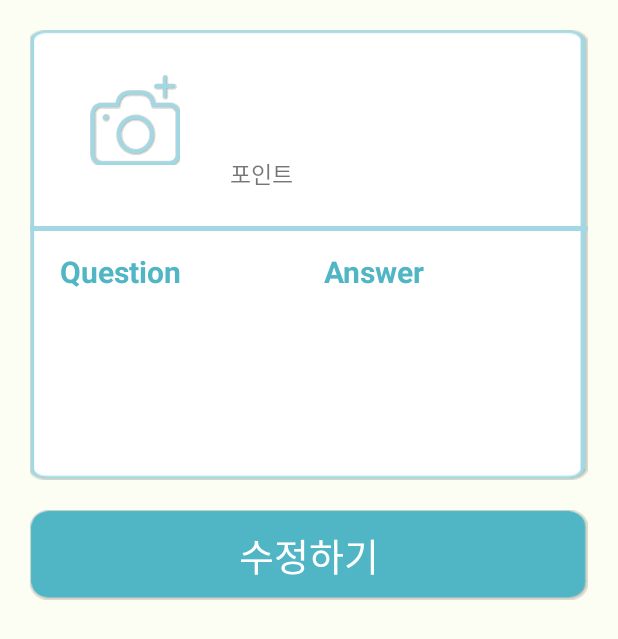
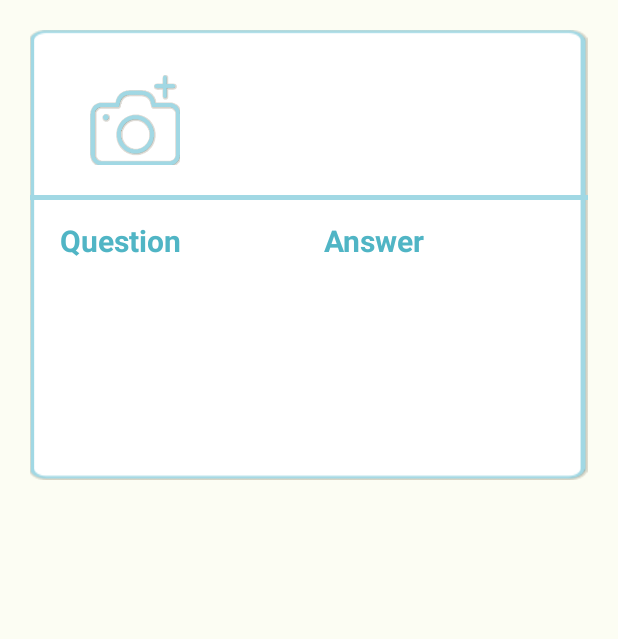
Before and after one commit to ChoiysApple/Price_This, an Android app: the MyPage screen opened directly, with no data from a screen before it, on a phone screen of 412 x 824 dp. Shown: the top 639 px of the screen. Run offline under Robolectric (Android 15) with nearby library versions, the phone set to English and light mode, and no system bars; our stand-ins replace Firebase (no records; nobody signed in at launch, a user with empty details on screens opened directly).

Commit message:
xml 수정

```diff
--- a/Price_this/app/src/main/res/layout/mypage.xml
+++ b/Price_this/app/src/main/res/layout/mypage.xml
@@ -62,13 +62,6 @@
                             android:text="@string/email"
                             android:textSize="13dp" />
 
-                        <TextView
-                            android:id="@+id/txtView_point"
-                            android:layout_width="250dp"
-                            android:layout_height="30dp"
-                            android:padding="3dp"
-                            android:text="@string/point"
-                            android:textSize="15dp" />
                     </LinearLayout>
 
 
@@ -124,18 +117,6 @@
 
             </TableLayout>
 
-            <Button
-                android:id="@+id/btn_modify"
-                android:layout_width="match_parent"
-                android:layout_height="60dp"
-                android:layout_gravity="center"
-                android:layout_marginLeft="20dp"
-                android:layout_marginRight="20dp"
-                android:layout_marginBottom="20dp"
-                android:background="@drawable/btn_null"
-                android:text="@string/modify"
-                android:textColor="#ffffff"
-                android:textSize="25dp" />
 
         </LinearLayout>
     </ScrollView>
--- a/Price_this/app/src/main/res/menu/navigation_menu.xml
+++ b/Price_this/app/src/main/res/menu/navigation_menu.xml
@@ -6,16 +6,6 @@
             android:id="@+id/account"
             android:icon="@drawable/rabbit"
             android:title="계정"
-            />
-        <item
-            android:id="@+id/rgst"
-            android:icon="@drawable/rabbit"
-            android:title="등록한 상품"
-            />
-        <item
-            android:id="@+id/command"
-            android:icon="@drawable/rabbit"
-            android:title="댓글 단 상품"
             />
     </group>
     <group>
```
